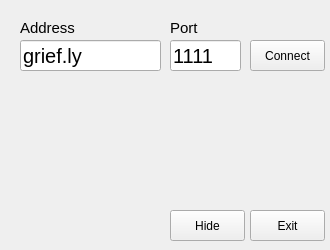
Qt form Launcher/launcherform.ui (griefly/griefly) before a commit.
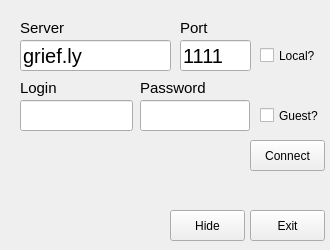
The same form after that commit.

Commit message: Login/password line edits are added Checkboxes for localhost and Guest #115

Diff of the .ui file:
```diff
--- a/Launcher/launcherform.ui
+++ b/Launcher/launcherform.ui
@@ -49,7 +49,7 @@
     <rect>
      <x>20</x>
      <y>40</y>
-     <width>141</width>
+     <width>151</width>
      <height>31</height>
     </rect>
    </property>
@@ -65,7 +65,7 @@
   <widget class="QLineEdit" name="portLineEdit">
    <property name="geometry">
     <rect>
-     <x>170</x>
+     <x>180</x>
      <y>40</y>
      <width>71</width>
      <height>31</height>
@@ -84,7 +84,7 @@
    <property name="geometry">
     <rect>
      <x>250</x>
-     <y>40</y>
+     <y>140</y>
      <width>75</width>
      <height>31</height>
     </rect>
@@ -121,13 +121,13 @@
     </font>
    </property>
    <property name="text">
-    <string>Address</string>
+    <string>Server</string>
    </property>
   </widget>
   <widget class="QLabel" name="portLabel">
    <property name="geometry">
     <rect>
-     <x>170</x>
+     <x>180</x>
      <y>20</y>
      <width>61</width>
      <height>16</height>
@@ -142,6 +142,97 @@
     <string>Port</string>
    </property>
   </widget>
+  <widget class="QLineEdit" name="loginLineEdit">
+   <property name="geometry">
+    <rect>
+     <x>20</x>
+     <y>100</y>
+     <width>113</width>
+     <height>31</height>
+    </rect>
+   </property>
+  </widget>
+  <widget class="QLineEdit" name="passwordLineEdit">
+   <property name="geometry">
+    <rect>
+     <x>140</x>
+     <y>100</y>
+     <width>110</width>
+     <height>31</height>
+    </rect>
+   </property>
+   <property name="maximumSize">
+    <size>
+     <width>16777215</width>
+     <height>16777215</height>
+    </size>
+   </property>
+   <property name="echoMode">
+    <enum>QLineEdit::Password</enum>
+   </property>
+  </widget>
+  <widget class="QCheckBox" name="guestCheckBox">
+   <property name="geometry">
+    <rect>
+     <x>260</x>
+     <y>100</y>
+     <width>61</width>
+     <height>31</height>
+    </rect>
+   </property>
+   <property name="text">
+    <string>Guest?</string>
+   </property>
+  </widget>
+  <widget class="QLabel" name="loginLabel">
+   <property name="geometry">
+    <rect>
+     <x>20</x>
+     <y>78</y>
+     <width>91</width>
+     <height>20</height>
+    </rect>
+   </property>
+   <property name="font">
+    <font>
+     <pointsize>11</pointsize>
+    </font>
+   </property>
+   <property name="text">
+    <string>Login</string>
+   </property>
+  </widget>
+  <widget class="QLabel" name="passwordLabel">
+   <property name="geometry">
+    <rect>
+     <x>140</x>
+     <y>80</y>
+     <width>71</width>
+     <height>16</height>
+    </rect>
+   </property>
+   <property name="font">
+    <font>
+     <pointsize>11</pointsize>
+    </font>
+   </property>
+   <property name="text">
+    <string>Password</string>
+   </property>
+  </widget>
+  <widget class="QCheckBox" name="localhostCheckBox">
+   <property name="geometry">
+    <rect>
+     <x>260</x>
+     <y>40</y>
+     <width>61</width>
+     <height>31</height>
+    </rect>
+   </property>
+   <property name="text">
+    <string>Local?</string>
+   </property>
+  </widget>
  </widget>
  <resources/>
  <connections/>
```
Left out of the diff: 2 changed lines with no effect on the pictures. The commit also changes 1 other file.
